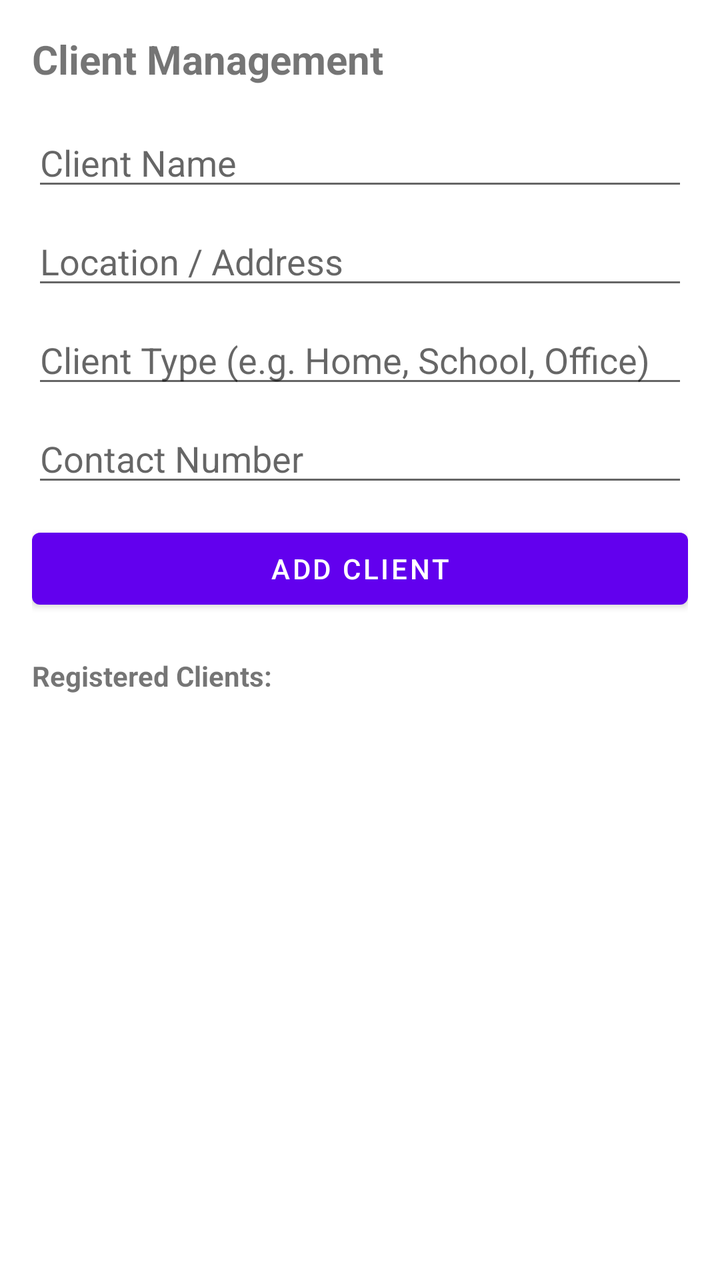
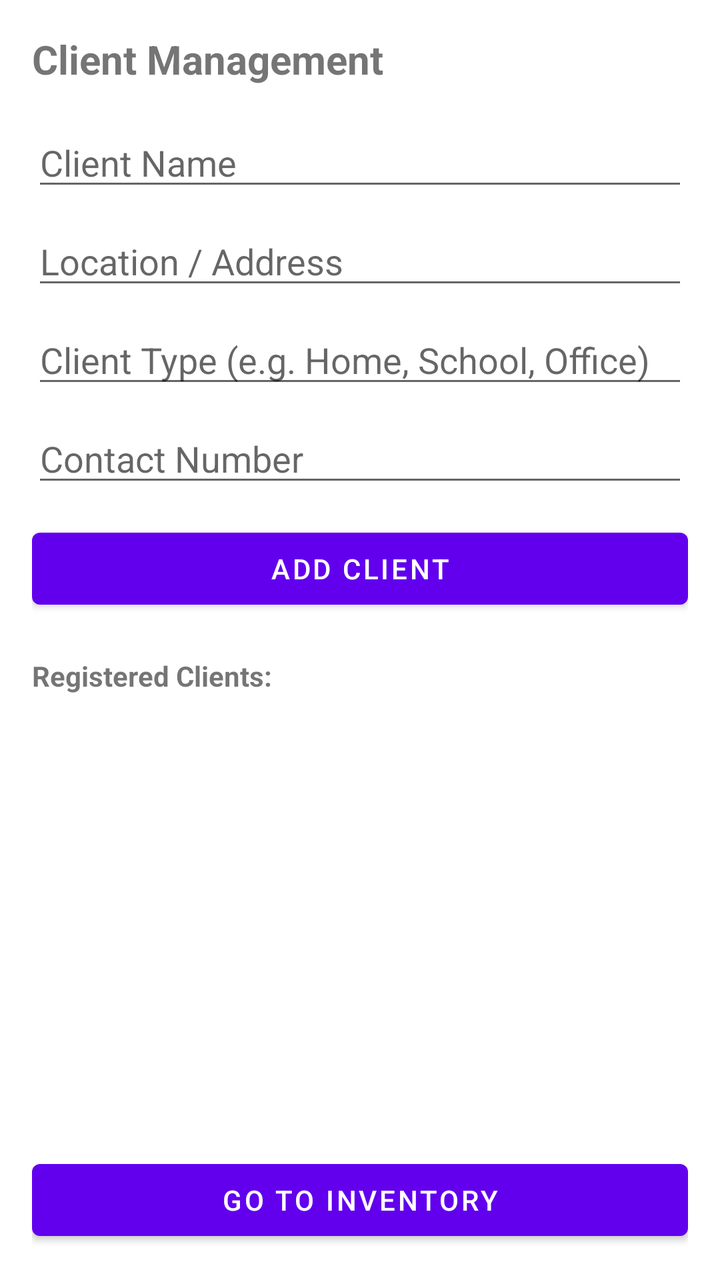

An Android layout rendered at two revisions. The XML below is the earlier revision; the diff shows what the commit changed to produce the second picture.
<!-- AndroidManifest.xml: fallback theme Theme.MaterialComponents.DayNight.NoActionBar -->
<!-- res/layout/activity_clients.xml -->
<?xml version="1.0" encoding="utf-8"?>
<LinearLayout xmlns:android="http://schemas.android.com/apk/res/android"
    android:layout_width="match_parent"
    android:layout_height="match_parent"
    android:orientation="vertical"
    android:padding="16dp">

    <TextView
        android:layout_width="wrap_content"
        android:layout_height="wrap_content"
        android:text="Client Management"
        android:textSize="20sp"
        android:textStyle="bold"
        android:layout_marginBottom="16dp" />

    <EditText
        android:id="@+id/clientNameInput"
        android:layout_width="match_parent"
        android:layout_height="wrap_content"
        android:hint="Client Name"
        android:inputType="textPersonName" />

    <EditText
        android:id="@+id/clientLocationInput"
        android:layout_width="match_parent"
        android:layout_height="wrap_content"
        android:hint="Location / Address"
        android:inputType="textPostalAddress"
        android:layout_marginTop="8dp" />

    <EditText
        android:id="@+id/clientTypeInput"
        android:layout_width="match_parent"
        android:layout_height="wrap_content"
        android:hint="Client Type (e.g. Home, School, Office)"
        android:inputType="text"
        android:layout_marginTop="8dp" />

    <EditText
        android:id="@+id/clientContactInput"
        android:layout_width="match_parent"
        android:layout_height="wrap_content"
        android:hint="Contact Number"
        android:inputType="phone"
        android:layout_marginTop="8dp" />

    <Button
        android:id="@+id/addClientButton"
        android:layout_width="match_parent"
        android:layout_height="wrap_content"
        android:text="Add Client"
        android:layout_marginTop="12dp" />

    <TextView
        android:layout_width="wrap_content"
        android:layout_height="wrap_content"
        android:text="Registered Clients:"
        android:textStyle="bold"
        android:layout_marginTop="20dp" />

    <ListView
        android:id="@+id/clientListView"
        android:layout_width="match_parent"
        android:layout_height="0dp"
        android:layout_weight="1"
        android:layout_marginTop="8dp" />

</LinearLayout>
<!-- resources referenced by this layout -->
<resources>

</resources>

<!-- the commit's change to res/layout/activity_clients.xml (unified diff, before → after) -->
@@ -65,4 +65,11 @@
         android:layout_weight="1"
         android:layout_marginTop="8dp" />
 
+        <Button
+        android:id="@+id/goToInventoryButton"
+        android:layout_width="match_parent"
+        android:layout_height="wrap_content"
+        android:text="Go to Inventory"
+        android:layout_marginTop="12dp" />
+
 </LinearLayout>
